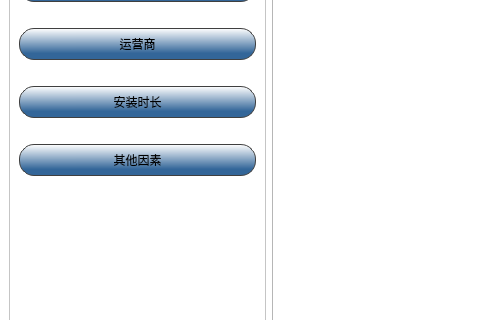
First picture: the form in UI/PlotWindow.ui, repository peipan/charge_station, before the edit; both pictures show x 0 to 480 and y 255 to 575 of the 1223 by 915 pixel window.
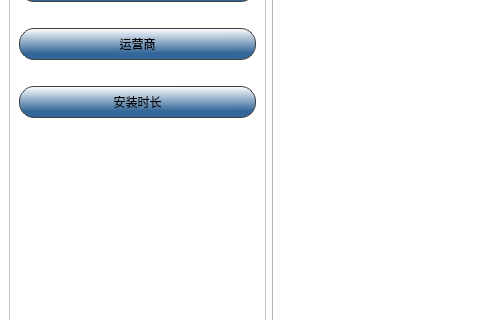
Second picture: the form after the edit.

Patch:
```diff
--- a/UI/PlotWindow.ui
+++ b/UI/PlotWindow.ui
@@ -334,29 +334,6 @@
          </property>
         </spacer>
        </item>
-       <item>
-        <widget class="QPushButton" name="btn_other">
-         <property name="maximumSize">
-          <size>
-           <width>300</width>
-           <height>16777215</height>
-          </size>
-         </property>
-         <property name="styleSheet">
-          <string notr="true">background-color: qlineargradient(spread:pad, x1:0.541701, y1:1, x2:0.537, y2:0, stop:0.20398 rgba(51, 102, 153, 255), stop:1 rgba(255, 255, 255, 255));
-border-style:none;
-border:1px solid #3f3f3f; 
-
-padding:5px;
-min-height:20px;
-border-radius:15px;
-font: 75 12pt &quot;微软雅黑&quot;;</string>
-         </property>
-         <property name="text">
-          <string>其他因素</string>
-         </property>
-        </widget>
-       </item>
        <item>
         <layout class="QHBoxLayout" name="horizontalLayout">
          <item>
```
